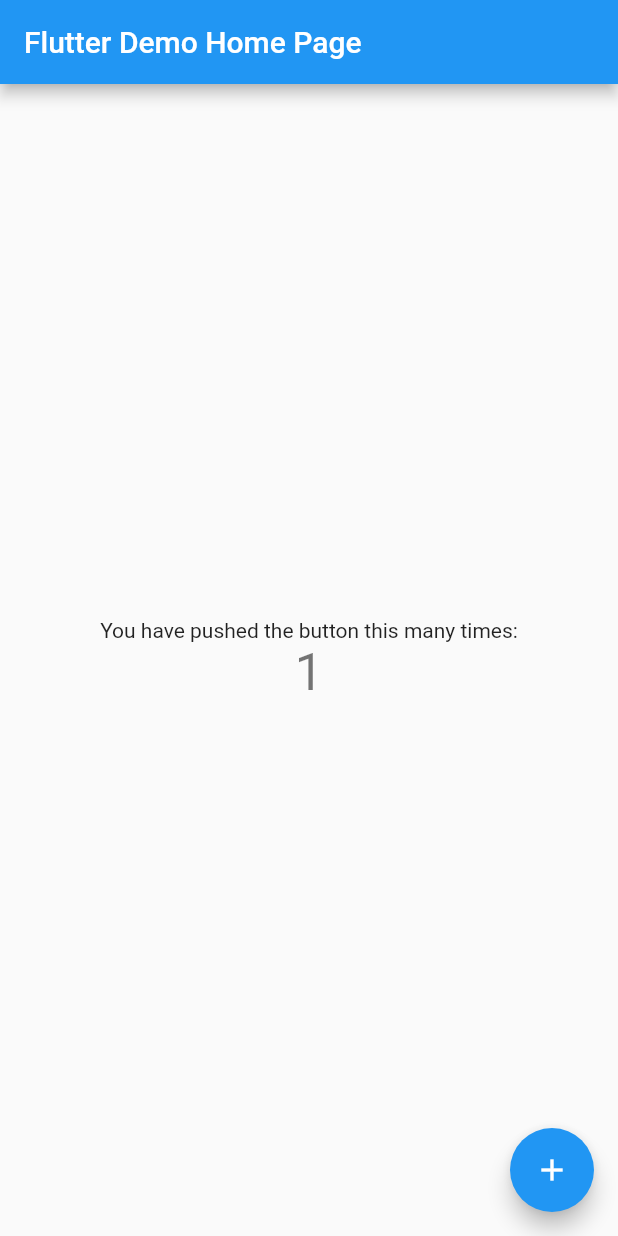
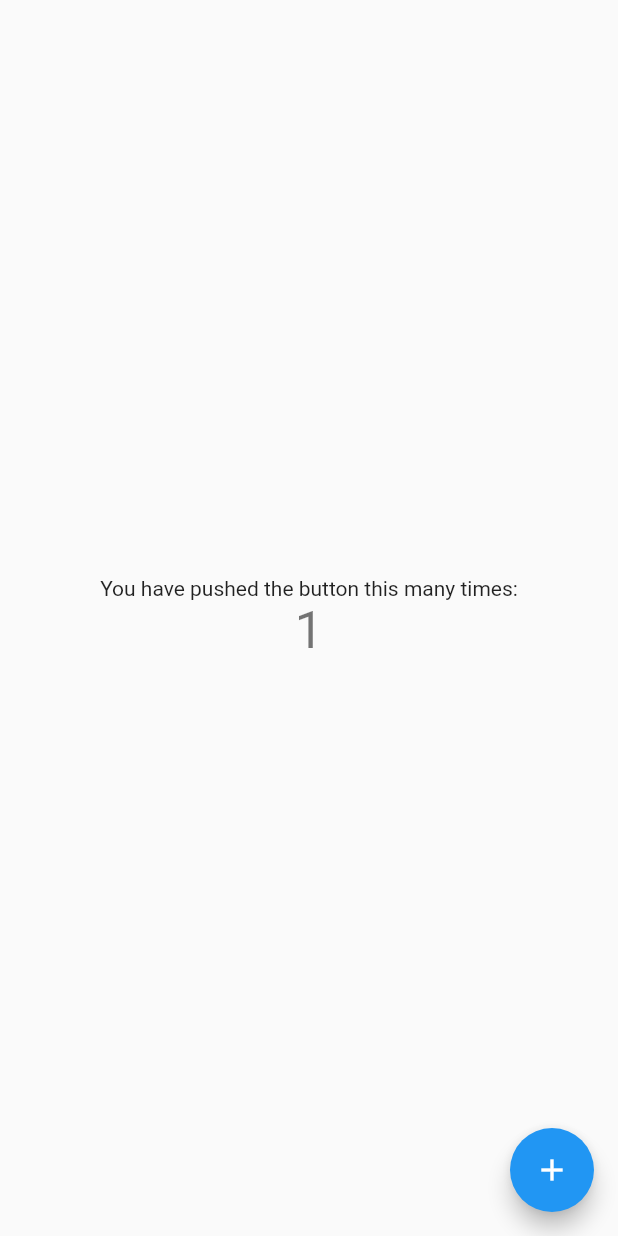
Before and after one commit to cheonho19/flutter_tutorial, a Flutter app: the screen it shows after launch, after a tap on the "add" icon, on a phone screen of 412 x 824 dp. Run offline on Flutter 3.47's test engine with Material 2 defaults, Android fonts, the phone set to English and light mode, and no system bars.

Commit message:
3-1 ウィジェットの基本

```diff
--- a/lib/main.dart
+++ b/lib/main.dart
@@ -1,100 +1,23 @@
 import 'package:flutter/material.dart';
 
-void main() {
-  runApp(MyApp());
+void main() => runApp(MyApp());
+
+class MyApp extends StatefulWidget {
+  @override
+  _MyAppState createState() => _MyAppState();
 }
-
-class MyApp extends StatelessWidget {
-  // This widget is the root of your application.
-  @override
-  Widget build(BuildContext context) {
-    return MaterialApp(
-      title: 'Flutter Demo',
-      theme: ThemeData(
-        // This is the theme of your application.
-        //
-        // Try running your application with "flutter run". You'll see the
-        // application has a blue toolbar. Then, without quitting the app, try
-        // changing the primarySwatch below to Colors.green and then invoke
-        // "hot reload" (press "r" in the console where you ran "flutter run",
-        // or simply save your changes to "hot reload" in a Flutter IDE).
-        // Notice that the counter didn't reset back to zero; the application
-        // is not restarted.
-        primarySwatch: Colors.blue,
-        // This makes the visual density adapt to the platform that you run
-        // the app on. For desktop platforms, the controls will be smaller and
-        // closer together (more dense) than on mobile platforms.
-        visualDensity: VisualDensity.adaptivePlatformDensity,
-      ),
-      home: MyHomePage(title: 'Flutter Demo Home Page'),
-    );
-  }
-}
-
-class MyHomePage extends StatefulWidget {
-  MyHomePage({Key key, this.title}) : super(key: key);
-
-  // This widget is the home page of your application. It is stateful, meaning
-  // that it has a State object (defined below) that contains fields that affect
-  // how it looks.
-
-  // This class is the configuration for the state. It holds the values (in this
-  // case the title) provided by the parent (in this case the App widget) and
-  // used by the build method of the State. Fields in a Widget subclass are
-  // always marked "final".
-
-  final String title;
+class _MyAppState extends State<MyApp> {
+  int _counter = 0;
 
   @override
-  _MyHomePageState createState() => _MyHomePageState();
-}
-
-class _MyHomePageState extends State<MyHomePage> {
-  int _counter = 0;
-
-  void _incrementCounter() {
-    setState(() {
-      // This call to setState tells the Flutter framework that something has
-      // changed in this State, which causes it to rerun the build method below
-      // so that the display can reflect the updated values. If we changed
-      // _counter without calling setState(), then the build method would not be
-      // called again, and so nothing would appear to happen.
-      _counter++;
-    });
-  }
-
-  @override
-  Widget build(BuildContext context) {
-    // This method is rerun every time setState is called, for instance as done
-    // by the _incrementCounter method above.
-    //
-    // The Flutter framework has been optimized to make rerunning build methods
-    // fast, so that you can just rebuild anything that needs updating rather
-    // than having to individually change instances of widgets.
-    return Scaffold(
-      appBar: AppBar(
-        // Here we take the value from the MyHomePage object that was created by
-        // the App.build method, and use it to set our appbar title.
-        title: Text(widget.title),
-      ),
+  Widget build(BuildContext context) => MaterialApp(
+    title: 'Flutter Demo',
+    theme: ThemeData(
+      primarySwatch: Colors.blue,
+    ),
+    home: Scaffold(
       body: Center(
-        // Center is a layout widget. It takes a single child and positions it
-        // in the middle of the parent.
         child: Column(
-          // Column is also a layout widget. It takes a list of children and
-          // arranges them vertically. By default, it sizes itself to fit its
-          // children horizontally, and tries to be as tall as its parent.
-          //
-          // Invoke "debug painting" (press "p" in the console, choose the
-          // "Toggle Debug Paint" action from the Flutter Inspector in Android
-          // Studio, or the "Toggle Debug Paint" command in Visual Studio Code)
-          // to see the wireframe for each widget.
-          //
-          // Column has various properties to control how it sizes itself and
-          // how it positions its children. Here we use mainAxisAlignment to
-          // center the children vertically; the main axis here is the vertical
-          // axis because Columns are vertical (the cross axis would be
-          // horizontal).
           mainAxisAlignment: MainAxisAlignment.center,
           children: <Widget>[
             Text(
@@ -102,7 +25,7 @@ class _MyHomePageState extends State<MyHomePage> {
             ),
             Text(
               '$_counter',
-              style: Theme.of(context).textTheme.headline4,
+              style: Theme.of(context).textTheme.display1,
             ),
           ],
         ),
@@ -111,7 +34,13 @@ class _MyHomePageState extends State<MyHomePage> {
         onPressed: _incrementCounter,
         tooltip: 'Increment',
         child: Icon(Icons.add),
-      ), // This trailing comma makes auto-formatting nicer for build methods.
-    );
+      ),
+    ),
+  );
+
+  void _incrementCounter() {
+    setState(() {
+      _counter++;
+    });
   }
 }
```
